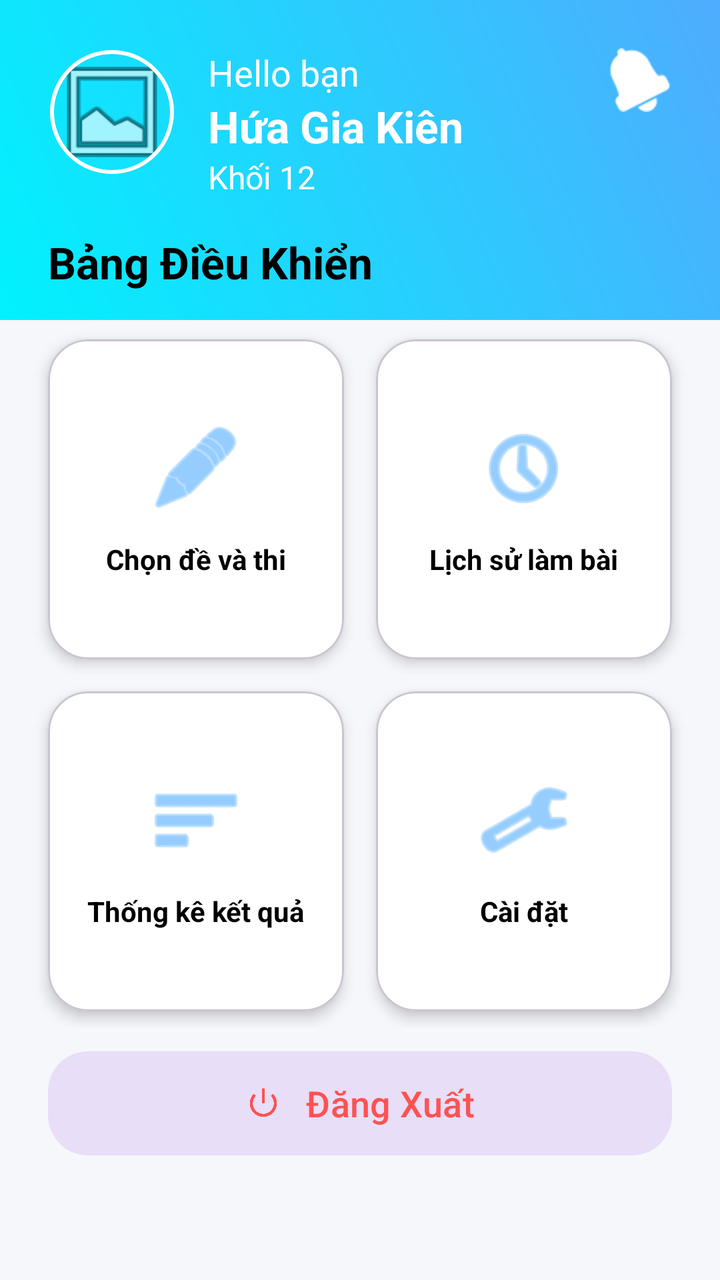
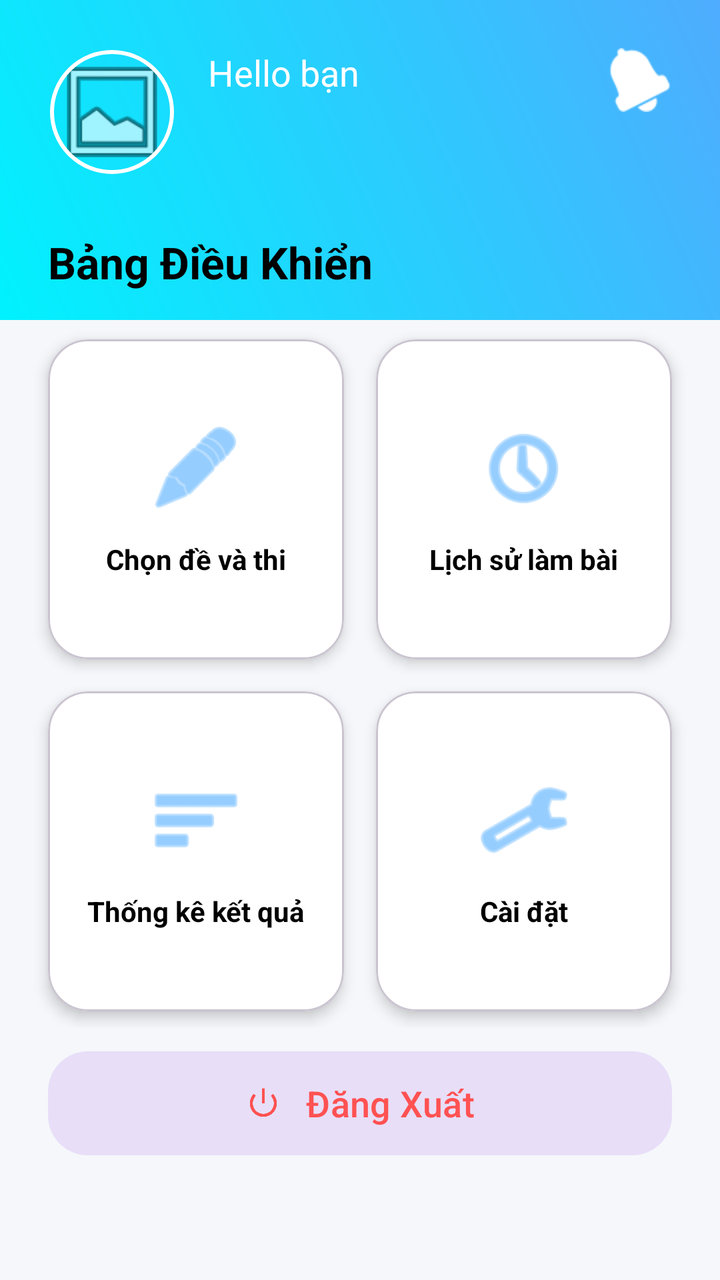

The first picture is an Android layout as it rendered before a commit; the second is the same layout after the commit. The layout source and the unified diff follow.
<!-- AndroidManifest.xml: application theme Theme.Nhom_2_Android_Final -->
<!-- res/layout/activity_main.xml -->
<?xml version="1.0" encoding="utf-8"?>
<androidx.coordinatorlayout.widget.CoordinatorLayout xmlns:android="http://schemas.android.com/apk/res/android"
    xmlns:app="http://schemas.android.com/apk/res-auto"
    xmlns:tools="http://schemas.android.com/tools"
    android:layout_width="match_parent"
    android:layout_height="match_parent"
    android:background="@drawable/bg_dashboard"
    tools:context=".MainActivity">

    <com.google.android.material.appbar.AppBarLayout
        android:layout_width="match_parent"
        android:layout_height="wrap_content"
        android:background="@android:color/transparent"
        app:elevation="0dp">

        <androidx.constraintlayout.widget.ConstraintLayout
            android:layout_width="match_parent"
            android:layout_height="160dp"
            android:background="@drawable/bg_gradient"
            android:padding="24dp">

            <com.google.android.material.imageview.ShapeableImageView
                android:id="@+id/ivUserAvatar"
                android:layout_width="64dp"
                android:layout_height="64dp"
                android:padding="2dp"
                android:src="@android:drawable/ic_menu_gallery"
                app:layout_constraintStart_toStartOf="parent"
                app:layout_constraintTop_toTopOf="parent"
                app:shapeAppearanceOverlay="@style/ShapeAppearance.Material3.Corner.Full"
                app:strokeColor="@android:color/white"
                app:strokeWidth="2dp" />

            <TextView
                android:id="@+id/tvUserWelcome"
                android:layout_width="wrap_content"
                android:layout_height="wrap_content"
                android:layout_marginStart="16dp"
                android:text="Hello bạn"
                android:textColor="@android:color/white"
                android:textSize="18sp"
                app:layout_constraintBottom_toTopOf="@id/tvUserName"
                app:layout_constraintStart_toEndOf="@id/ivUserAvatar"
                app:layout_constraintTop_toTopOf="@id/ivUserAvatar" />

            <TextView
                android:id="@+id/tvUserName"
                android:layout_width="wrap_content"
                android:layout_height="wrap_content"
                android:text="Hứa Gia Kiên"
                android:textColor="@android:color/white"
                android:textSize="22sp"
                android:textStyle="bold"
                app:layout_constraintStart_toStartOf="@id/tvUserWelcome"
                app:layout_constraintTop_toBottomOf="@id/tvUserWelcome" />

            <TextView
                android:id="@+id/tvUserGrade"
                android:layout_width="wrap_content"
                android:layout_height="wrap_content"
                android:text="Khối 12"
                android:textColor="@android:color/white"
                android:textSize="16sp"
                app:layout_constraintStart_toStartOf="@id/tvUserName"
                app:layout_constraintTop_toBottomOf="@id/tvUserName" />

            <ImageButton
                android:id="@+id/btnNotifications"
                android:layout_width="wrap_content"
                android:layout_height="wrap_content"
                android:background="?attr/selectableItemBackgroundBorderless"
                android:src="@android:drawable/ic_popup_reminder"
                android:contentDescription="@string/notification_desc"
                app:layout_constraintEnd_toEndOf="parent"
                app:layout_constraintTop_toTopOf="parent"
                app:tint="@android:color/white" />

        </androidx.constraintlayout.widget.ConstraintLayout>
    </com.google.android.material.appbar.AppBarLayout>

    <androidx.core.widget.NestedScrollView
        android:layout_width="match_parent"
        android:layout_height="match_parent"
        android:layout_marginTop="-60dp"
        app:layout_behavior="@string/appbar_scrolling_view_behavior">

        <LinearLayout
            android:layout_width="match_parent"
            android:layout_height="wrap_content"
            android:orientation="vertical"
            android:padding="16dp">

            
            <TextView
                android:layout_width="wrap_content"
                android:layout_height="wrap_content"
                android:layout_marginStart="8dp"
                android:layout_marginBottom="16dp"
                android:text="Bảng Điều Khiển"
                android:textColor="@color/text_main"
                android:textSize="22sp"
                android:textStyle="bold" />

            
            <LinearLayout
                android:layout_width="match_parent"
                android:layout_height="wrap_content"
                android:orientation="horizontal"
                android:weightSum="2">

                <com.google.android.material.card.MaterialCardView
                    android:id="@+id/cardExam"
                    android:layout_width="0dp"
                    android:layout_height="160dp"
                    android:layout_margin="8dp"
                    android:layout_weight="1"
                    app:cardBackgroundColor="@color/card_bg"
                    app:cardCornerRadius="20dp"
                    app:cardElevation="4dp">

                    <LinearLayout
                        android:layout_width="match_parent"
                        android:layout_height="match_parent"
                        android:gravity="center"
                        android:orientation="vertical">

                        <ImageView
                            android:layout_width="48dp"
                            android:layout_height="48dp"
                            android:src="@android:drawable/ic_menu_edit"
                            app:tint="@color/colorPrimary" />

                        <TextView
                            android:layout_width="wrap_content"
                            android:layout_height="wrap_content"
                            android:layout_marginTop="12dp"
                            android:text="Chọn đề và thi"
                            android:textColor="@color/text_main"
                            android:textStyle="bold" />
                    </LinearLayout>
                </com.google.android.material.card.MaterialCardView>

                <com.google.android.material.card.MaterialCardView
                    android:id="@+id/cardHistory"
                    android:layout_width="0dp"
                    android:layout_height="160dp"
                    android:layout_margin="8dp"
                    android:layout_weight="1"
                    app:cardBackgroundColor="@color/card_bg"
                    app:cardCornerRadius="20dp"
                    app:cardElevation="4dp">

                    <LinearLayout
                        android:layout_width="match_parent"
                        android:layout_height="match_parent"
                        android:gravity="center"
                        android:orientation="vertical">

                        <ImageView
                            android:layout_width="48dp"
                            android:layout_height="48dp"
                            android:src="@android:drawable/ic_menu_recent_history"
                            app:tint="@color/colorPrimary" />

                        <TextView
                            android:layout_width="wrap_content"
                            android:layout_height="wrap_content"
                            android:layout_marginTop="12dp"
                            android:text="Lịch sử làm bài"
                            android:textColor="@color/text_main"
                            android:textStyle="bold" />
                    </LinearLayout>
                </com.google.android.material.card.MaterialCardView>
            </LinearLayout>

            
            <LinearLayout
                android:layout_width="match_parent"
                android:layout_height="wrap_content"
                android:orientation="horizontal"
                android:weightSum="2">

                <com.google.android.material.card.MaterialCardView
                    android:id="@+id/cardStats"
                    android:layout_width="0dp"
                    android:layout_height="160dp"
                    android:layout_margin="8dp"
                    android:layout_weight="1"
                    app:cardBackgroundColor="@color/card_bg"
                    app:cardCornerRadius="20dp"
                    app:cardElevation="4dp">

                    <LinearLayout
                        android:layout_width="match_parent"
                        android:layout_height="match_parent"
                        android:gravity="center"
                        android:orientation="vertical">

                        <ImageView
                            android:layout_width="48dp"
                            android:layout_height="48dp"
                            android:src="@android:drawable/ic_menu_sort_by_size"
                            app:tint="@color/colorPrimary" />

                        <TextView
                            android:layout_width="wrap_content"
                            android:layout_height="wrap_content"
                            android:layout_marginTop="12dp"
                            android:text="Thống kê kết quả"
                            android:textColor="@color/text_main"
                            android:textStyle="bold" />
                    </LinearLayout>
                </com.google.android.material.card.MaterialCardView>

                <com.google.android.material.card.MaterialCardView
                    android:id="@+id/cardSettings"
                    android:layout_width="0dp"
                    android:layout_height="160dp"
                    android:layout_margin="8dp"
                    android:layout_weight="1"
                    app:cardBackgroundColor="@color/card_bg"
                    app:cardCornerRadius="20dp"
                    app:cardElevation="4dp">

                    <LinearLayout
                        android:layout_width="match_parent"
                        android:layout_height="match_parent"
                        android:gravity="center"
                        android:orientation="vertical">

                        <ImageView
                            android:layout_width="48dp"
                            android:layout_height="48dp"
                            android:src="@android:drawable/ic_menu_preferences"
                            app:tint="@color/colorPrimary" />

                        <TextView
                            android:layout_width="wrap_content"
                            android:layout_height="wrap_content"
                            android:layout_marginTop="12dp"
                            android:text="Cài đặt"
                            android:textColor="@color/text_main"
                            android:textStyle="bold" />
                    </LinearLayout>
                </com.google.android.material.card.MaterialCardView>
            </LinearLayout>

            
            <com.google.android.material.button.MaterialButton
                android:id="@+id/btnLogout"
                style="@style/Widget.Material3.Button.TonalButton"
                android:layout_width="match_parent"
                android:layout_height="60dp"
                android:layout_margin="8dp"
                android:layout_marginTop="24dp"
                android:text="Đăng Xuất"
                android:textColor="#FF5252"
                android:textSize="18sp"
                app:cornerRadius="20dp"
                app:icon="@android:drawable/ic_lock_power_off"
                app:iconGravity="textStart"
                app:iconPadding="12dp"
                app:iconTint="#FF5252" />

        </LinearLayout>
    </androidx.core.widget.NestedScrollView>

</androidx.coordinatorlayout.widget.CoordinatorLayout>
<!-- resources referenced by this layout -->
<resources>
  <color name="card_bg">#FFFFFF</color>
  <color name="colorPrimary">#4facfe</color>
  <color name="text_main">#000000</color>
  <!-- drawable bg_dashboard (drawable) -->
  <?xml version="1.0" encoding="utf-8"?>
  <shape xmlns:android="http://schemas.android.com/apk/res/android">
      <solid android:color="@color/dashboard_bg" />
  </shape>
  <!-- drawable bg_gradient (drawable) -->
  <?xml version="1.0" encoding="utf-8"?>
  <shape xmlns:android="http://schemas.android.com/apk/res/android">
      <gradient
          android:angle="45"
          android:endColor="#4facfe"
          android:startColor="#00f2fe"
          android:type="linear" />
  </shape>
  <string name="notification_desc">Thông báo</string>
  <style name="Theme.Nhom_2_Android_Final" parent="Base.Theme.Nhom_2_Android_Final" />
  <color name="dashboard_bg">#F5F7FA</color>
  <style name="Base.Theme.Nhom_2_Android_Final" parent="Theme.Material3.DayNight.NoActionBar">
          
          <item name="colorPrimary">@color/colorPrimary</item>
          <item name="android:statusBarColor">@color/colorPrimary</item>
      </style>
</resources>

<!-- the commit's change to res/layout/activity_main.xml (unified diff, before → after) -->
@@ -47,7 +47,7 @@
                 android:id="@+id/tvUserName"
                 android:layout_width="wrap_content"
                 android:layout_height="wrap_content"
-                android:text="Hứa Gia Kiên"
+                android:text=""
                 android:textColor="@android:color/white"
                 android:textSize="22sp"
                 android:textStyle="bold"
@@ -58,7 +58,7 @@
                 android:id="@+id/tvUserGrade"
                 android:layout_width="wrap_content"
                 android:layout_height="wrap_content"
-                android:text="Khối 12"
+                android:text=""
                 android:textColor="@android:color/white"
                 android:textSize="16sp"
                 app:layout_constraintStart_toStartOf="@id/tvUserName"
